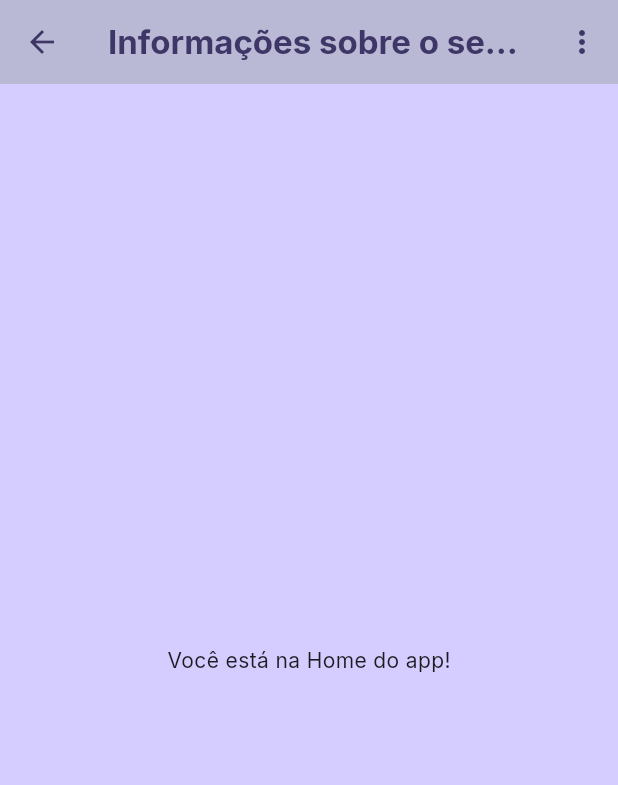
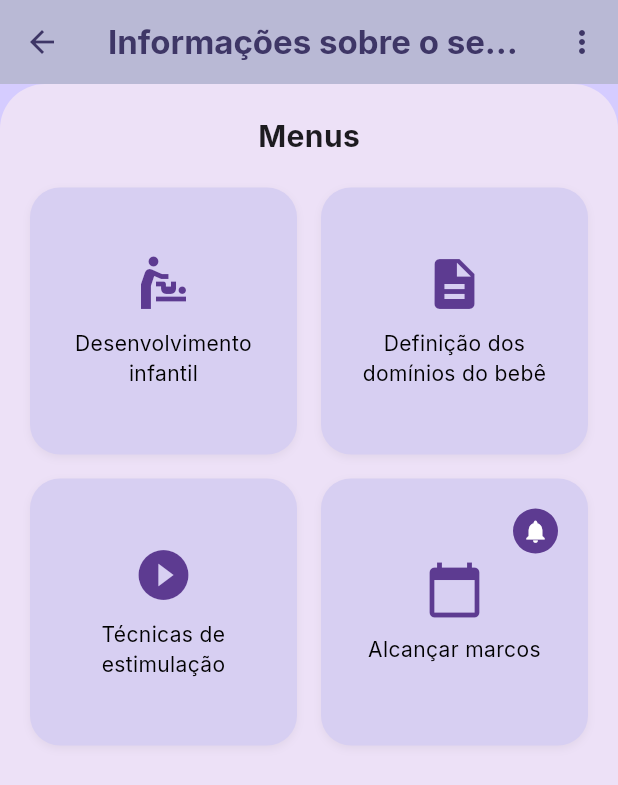
Before and after one commit to DecioAguiar/babysteps, a Flutter app: the HomePage screen opened by its route, on a phone screen of 412 x 824 dp. Shown: the top 785 px of the screen. Run offline on Flutter 3.47's test engine with Material 3 defaults, Android fonts, the light colour scheme and no system bars; our stand-ins replace firebase_core; accounts and stored records are empty.

Commit message:
criação inicial da navbar e do menu principal

```diff
--- a/lib/app.dart
+++ b/lib/app.dart
@@ -4,7 +4,6 @@ import 'package:babysteps/home/welcome_screen.dart';
 import 'package:flutter/material.dart';
 import 'auth/login_page.dart';
 import 'home/home_page.dart';
-import 'home/tabs/main_navigation.dart';
 
 class BabySteps extends StatelessWidget {
   const BabySteps({super.key});
--- a/lib/home/home_page.dart
+++ b/lib/home/home_page.dart
@@ -51,10 +51,112 @@ class HomePage extends StatelessWidget {
           ),
         ],
       ),
-      body: const Center(
-        child: Text(
-          'Você está na Home do app!',
-          style: TextStyle(fontFamily: 'Inter', fontWeight: FontWeight.normal),
+      body: Container(
+        decoration: const BoxDecoration(
+          color: Color(0xFFEDE1F7),
+          borderRadius: BorderRadius.vertical(top: Radius.circular(30)),
+        ),
+        padding: const EdgeInsets.all(20),
+        child: Column(
+          children: [
+            const Text(
+              "Menus",
+              style: TextStyle(fontSize: 20, fontWeight: FontWeight.bold),
+            ),
+            const SizedBox(height: 20),
+            Expanded(
+              child: GridView.count(
+                crossAxisCount: 2,
+                crossAxisSpacing: 16,
+                mainAxisSpacing: 16,
+                children: [
+                  _buildMenuItem(
+                    context,
+                    title: "Desenvolvimento infantil",
+                    icon: Icons.baby_changing_station,
+                    onTap: () {},
+                  ),
+                  _buildMenuItem(
+                    context,
+                    title: "Definição dos domínios do bebê",
+                    icon: Icons.description,
+                    onTap: () {},
+                  ),
+                  _buildMenuItem(
+                    context,
+                    title: "Técnicas de estimulação",
+                    icon: Icons.play_circle_fill,
+                    onTap: () {},
+                  ),
+                  _buildMenuItem(
+                    context,
+                    title: "Alcançar marcos",
+                    icon: Icons.calendar_today,
+                    onTap: () {},
+                    hasMic: true,
+                  ),
+                ],
+              ),
+            ),
+          ],
+        ),
+      ),
+    );
+  }
+
+  Widget _buildMenuItem(
+    BuildContext context, {
+    required String title,
+    required IconData icon,
+    required VoidCallback onTap,
+    bool hasMic = false,
+  }) {
+    return GestureDetector(
+      onTap: onTap,
+      child: Container(
+        decoration: BoxDecoration(
+          color: const Color(0xFFD7CFF2),
+          borderRadius: BorderRadius.circular(20),
+          boxShadow: [
+            BoxShadow(
+              color: Colors.black.withOpacity(0.05),
+              blurRadius: 4,
+              offset: const Offset(0, 2),
+            ),
+          ],
+        ),
+        padding: const EdgeInsets.all(16),
+        child: Stack(
+          children: [
+            Center(
+              child: Column(
+                mainAxisAlignment: MainAxisAlignment.center,
+                children: [
+                  Icon(icon, size: 40, color: const Color(0xFF5D3B91)),
+                  const SizedBox(height: 10),
+                  Text(
+                    title,
+                    textAlign: TextAlign.center,
+                    style: const TextStyle(fontSize: 14, color: Colors.black),
+                  ),
+                ],
+              ),
+            ),
+            if (hasMic)
+              const Positioned(
+                top: 4,
+                right: 4,
+                child: CircleAvatar(
+                  radius: 15,
+                  backgroundColor: Color(0xFF5D3B91),
+                  child: Icon(
+                    Icons.notifications,
+                    size: 18,
+                    color: Colors.white,
+                  ),
+                ),
+              ),
+          ],
         ),
       ),
     );
--- a/pubspec.yaml
+++ b/pubspec.yaml
@@ -38,6 +38,10 @@ flutter:
     - assets/icons/apple.png
     - assets/img/Mother.png
     - assets/img/LogoWhite.png
+    - assets/icons/Casa.png
+    - assets/icons/Chat.png
+    - assets/icons/Usuário.png
+
   fonts:
     - family: Inter
       fonts:
```
Also changed, not shown: lib/home/tabs/main_navigation.dart (+80 -14 lines), assets/icons/Casa.png (added), assets/icons/Chat.png (added), assets/icons/Usuário.png (added).
